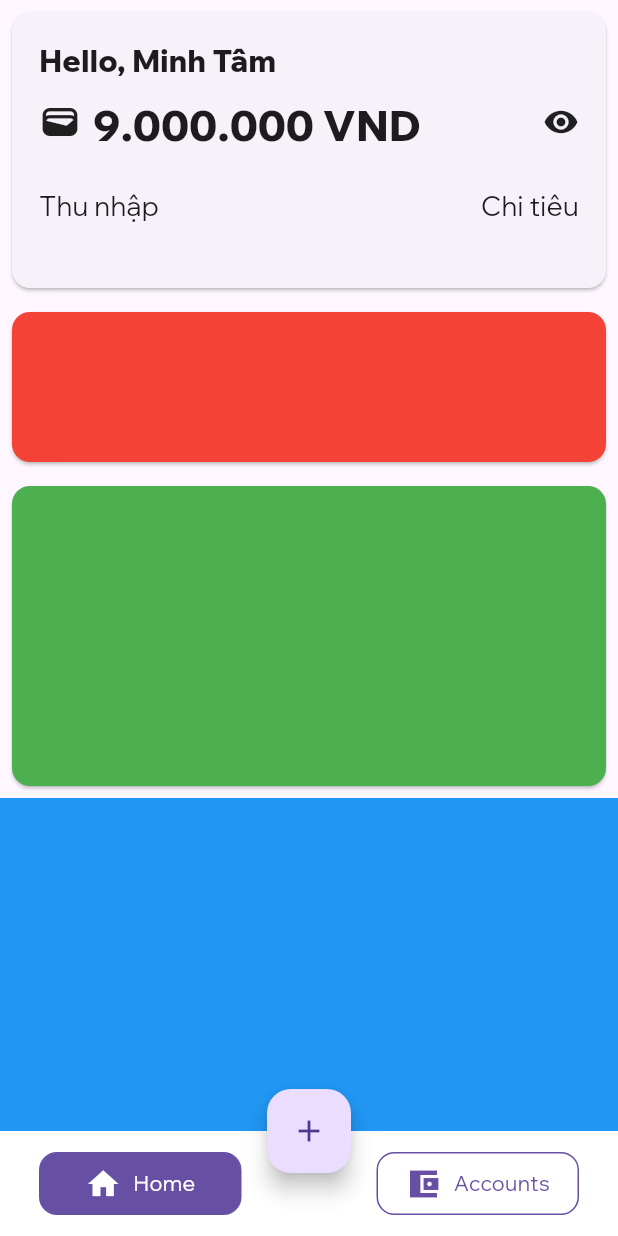
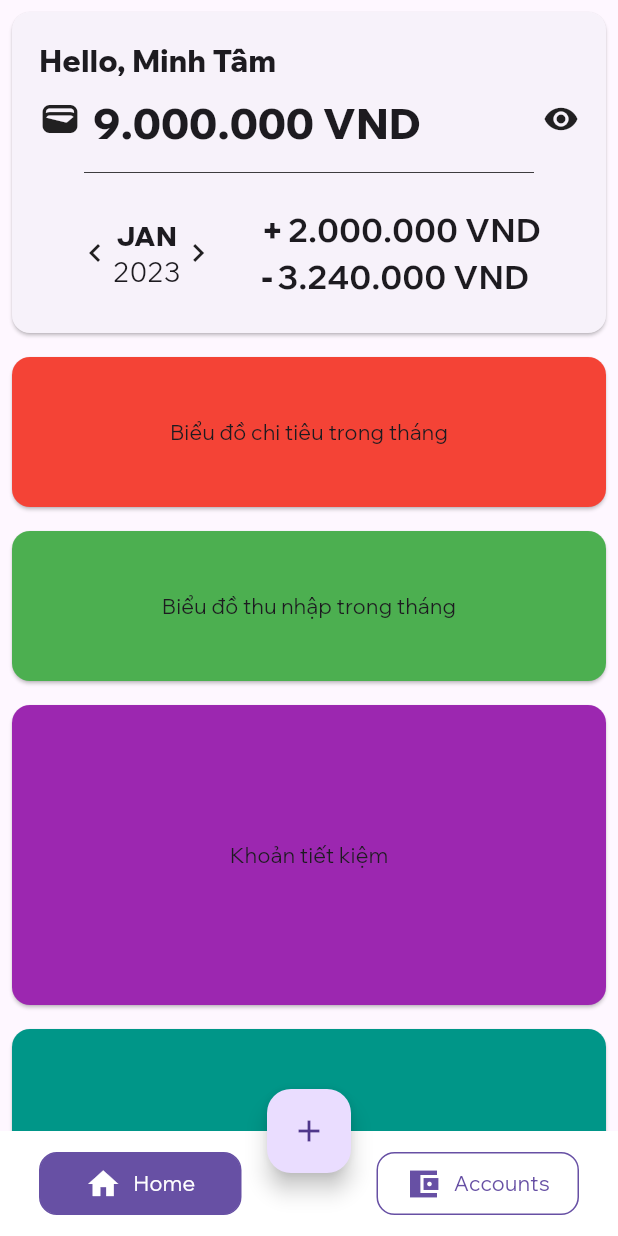
Before and after one commit to minhtaama/money-tracker, a Flutter app: the screen it shows after launch, on a phone screen of 412 x 824 dp. Run offline on Flutter 3.47's test engine with Material 2 defaults, Android fonts, the phone set to English and light mode, and no system bars; our stand-ins replace flutter_riverpod, go_router; missing offline and left inert: snap_scroll_physics; generated files the repository leaves out were written again.

Commit message:
change homepage details

```diff
--- a/lib/src/features/tab_page/presentation/tab_page_home/home_screen.dart
+++ b/lib/src/features/tab_page/presentation/tab_page_home/home_screen.dart
@@ -68,19 +68,76 @@ class ExtendedAppBar extends StatelessWidget {
                     ],
                   ),
                 ),
+                Flexible(
+                  child: Center(
+                    child: Container(
+                      color: Colors.black,
+                      width: 300,
+                      height: 0.5,
+                    ),
+                  ),
+                ),
                 Expanded(
                   flex: 2,
                   child: Row(
                     mainAxisSize: MainAxisSize.max,
-                    mainAxisAlignment: MainAxisAlignment.spaceBetween,
-                    children: const [
-                      Text(
-                        'Thu nhập',
-                        style: TextStyle(fontSize: 18),
+                    mainAxisAlignment: MainAxisAlignment.center,
+                    children: [
+                      Row(
+                        crossAxisAlignment: CrossAxisAlignment.center,
+                        children: [
+                          const Icon(Icons.keyboard_arrow_left),
+                          Column(
+                            mainAxisAlignment: MainAxisAlignment.center,
+                            children: const [
+                              Flexible(
+                                  child: Text('JAN',
+                                      style: TextStyle(fontSize: 18, fontWeight: FontWeight.w900))),
+                              Flexible(
+                                child: Text(
+                                  '2023',
+                                  style: TextStyle(fontSize: 18, height: 0),
+                                ),
+                              ),
+                            ],
+                          ),
+                          const Icon(Icons.keyboard_arrow_right),
+                        ],
                       ),
-                      Text(
-                        'Chi tiêu',
-                        style: TextStyle(fontSize: 18),
+                      SizedBox(width: 30),
+                      Center(
+                        child: Column(
+                          mainAxisAlignment: MainAxisAlignment.center,
+                          crossAxisAlignment: CrossAxisAlignment.start,
+                          children: [
+                            Flexible(
+                              child: Row(
+                                mainAxisAlignment: MainAxisAlignment.center,
+                                children: [
+                                  Text('+', style: TextStyle(fontSize: 22, fontWeight: FontWeight.w900)),
+                                  SizedBox(width: 3),
+                                  Text(
+                                    '2.000.000 VND',
+                                    style: TextStyle(fontSize: 22, fontWeight: FontWeight.w700),
+                                  ),
+                                ],
+                              ),
+                            ),
+                            Flexible(
+                              child: Row(
+                                mainAxisAlignment: MainAxisAlignment.center,
+                                children: [
+                                  Text('-', style: TextStyle(fontSize: 22, fontWeight: FontWeight.w900)),
+                                  SizedBox(width: 3),
+                                  Text(
+                                    '3.240.000 VND',
+                                    style: TextStyle(fontSize: 22, fontWeight: FontWeight.w700),
+                                  ),
+                                ],
+                              ),
+                            ),
+                          ],
+                        ),
                       ),
                     ],
                   ),
@@ -135,72 +192,51 @@ class ChildAppBar extends StatelessWidget {
 
 List<Widget> _coloredContainer = [
   const Card(
+    // key: ValueKey(1),
     margin: EdgeInsets.all(8),
     color: Colors.red,
     child: SizedBox(
       width: 200,
       height: 100,
+      child: Center(
+        child: Text('Biểu đồ chi tiêu trong tháng'),
+      ),
     ),
   ),
   const Card(
+    // key: ValueKey(1),
     margin: EdgeInsets.all(8),
     color: Colors.green,
     child: SizedBox(
       width: 200,
-      height: 200,
+      height: 100,
+      child: Center(
+        child: Text('Biểu đồ thu nhập trong tháng'),
+      ),
     ),
   ),
-  Container(
-    color: Colors.blue,
-    width: 200,
-    height: 300,
-  ),
   const Card(
+    // key: ValueKey(1),
     margin: EdgeInsets.all(8),
     color: Colors.purple,
     child: SizedBox(
       width: 200,
-      height: 150,
+      height: 200,
+      child: Center(
+        child: Text('Khoản tiết kiệm'),
+      ),
     ),
   ),
   const Card(
+    // key: ValueKey(1),
     margin: EdgeInsets.all(8),
     color: Colors.teal,
     child: SizedBox(
       width: 200,
-      height: 100,
-    ),
-  ),
-  const Card(
-    margin: EdgeInsets.all(8),
-    color: Colors.red,
-    child: SizedBox(
-      width: 200,
-      height: 100,
-    ),
-  ),
-  const Card(
-    margin: EdgeInsets.all(8),
-    color: Colors.green,
-    child: SizedBox(
-      width: 200,
-      height: 200,
-    ),
-  ),
-  const Card(
-    margin: EdgeInsets.all(8),
-    color: Colors.purple,
-    child: SizedBox(
-      width: 200,
-      height: 150,
-    ),
-  ),
-  const Card(
-    margin: EdgeInsets.all(8),
-    color: Colors.teal,
-    child: SizedBox(
-      width: 200,
-      height: 100,
+      height: 800,
+      child: Center(
+        child: Text('Các transaction'),
+      ),
     ),
   ),
 ];
--- a/lib/src/utils/constants.dart
+++ b/lib/src/utils/constants.dart
@@ -1,6 +1,6 @@
 //Value related to CustomAppBar and CustomTabPage
 const double kCustomAppBarHeight = 50;
-const double kExtendedCustomAppBarHeight = 200;
+const double kExtendedCustomAppBarHeight = 230;
 const Duration kAppBarExtendDuration = Duration(milliseconds: 150);
 
 //Value related to BottomAppBar
```
Also changed, not shown: lib/src/features/tab_page/presentation/custom_tab_page/custom_tab_page.dart (+11 -0 lines).
